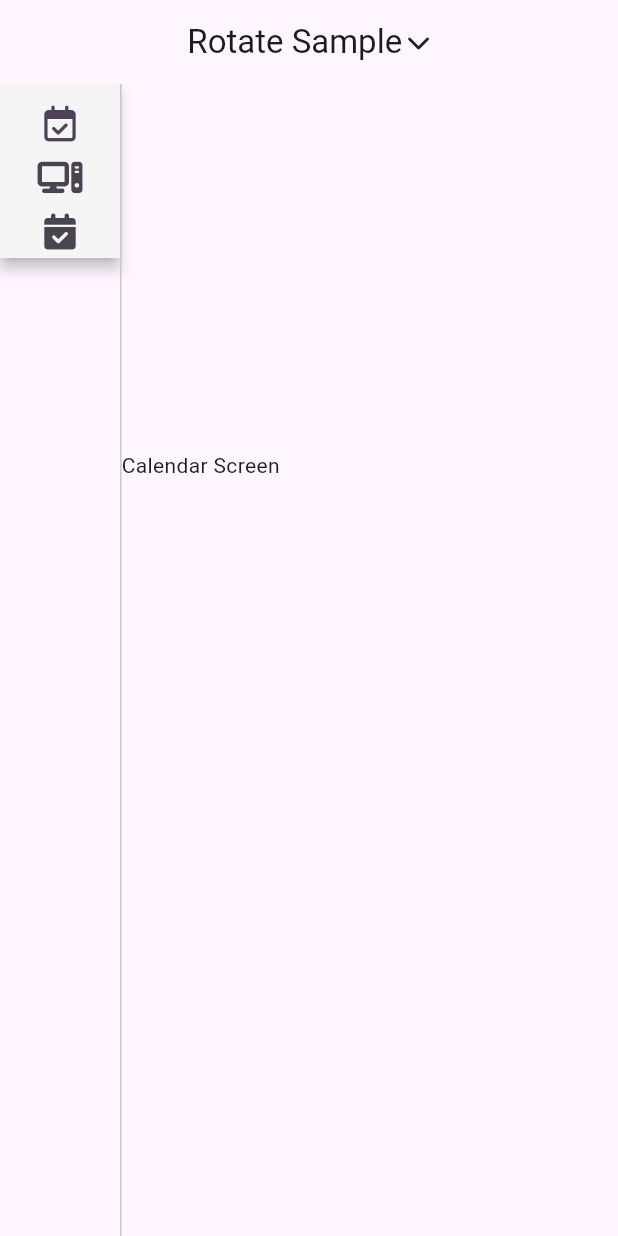
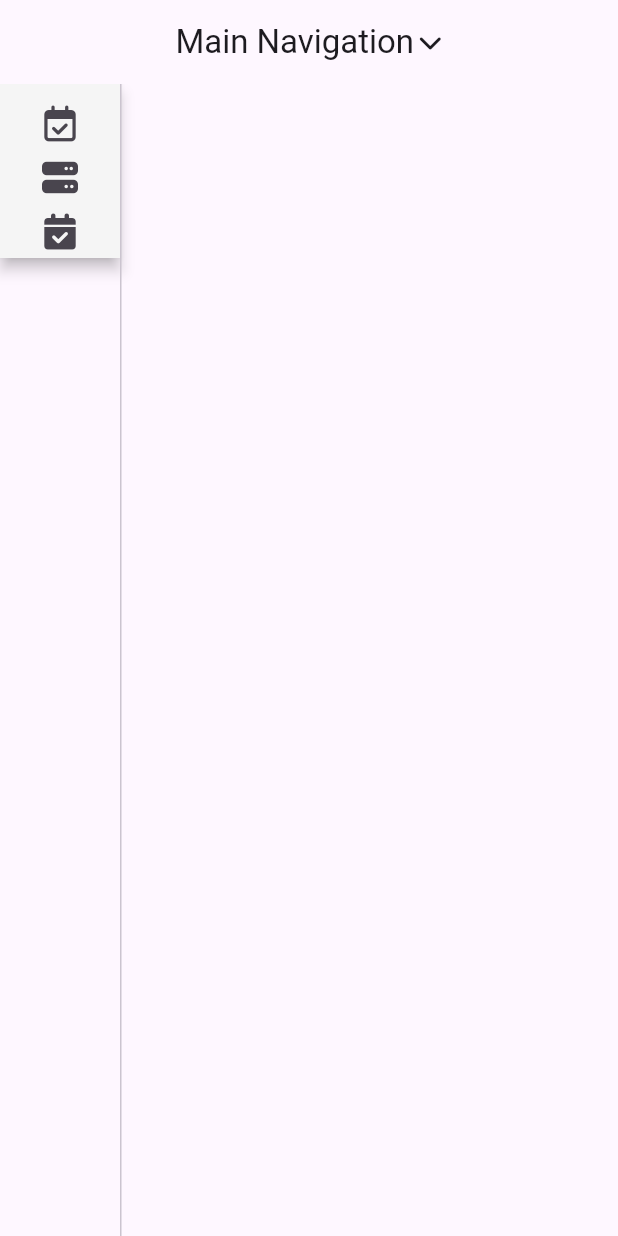
Before and after one commit to hanationeline/online, a Flutter app: the screen it shows after launch, on a phone screen of 412 x 824 dp. Run offline on Flutter 3.47's test engine with Material 3 defaults, Android fonts, the phone set to English and light mode, and no system bars; our stand-ins replace font_awesome_flutter, go_router, table_calendar.

Commit message:
캘린더 페이지 & sidebar & main_navi 수정

```diff
--- a/lib/main_navi.dart
+++ b/lib/main_navi.dart
@@ -1,5 +1,6 @@
 import 'package:flutter/material.dart';
 import 'package:font_awesome_flutter/font_awesome_flutter.dart';
+import 'package:oneline/calendar_screen.dart';
 import 'package:oneline/widgets/sidebar.dart';
 import 'package:go_router/go_router.dart';
 
@@ -14,24 +15,7 @@ class MainNavigationScreen extends StatefulWidget {
 
 class _MainNavigationScreenState extends State<MainNavigationScreen>
     with SingleTickerProviderStateMixin {
-  int _selectedIndex = 0;
-
-  void _onTap(int index) {
-    setState(() {
-      _selectedIndex = index;
-    });
-    switch (index) {
-      case 0:
-        context.go('/calendar');
-        break;
-      case 1:
-        context.go('/serverList');
-        break;
-      case 2:
-        context.go('/workSchedule');
-        break;
-    }
-  }
+  int _selectedIndex = -1;
 
   late final AnimationController _animationController = AnimationController(
     vsync: this,
@@ -43,7 +27,7 @@ class _MainNavigationScreenState extends State<MainNavigationScreen>
     end: 0.5,
   ).animate(_animationController);
 
-  late final Animation<Offset> _panalAnimation = Tween(
+  late final Animation<Offset> _panelAnimation = Tween(
     begin: const Offset(0, -5),
     end: Offset.zero,
   ).animate(_animationController);
@@ -56,27 +40,33 @@ class _MainNavigationScreenState extends State<MainNavigationScreen>
     }
   }
 
+  void _onSideNavTap(int index) {
+    setState(() {
+      _selectedIndex = index;
+    });
+    switch (index) {
+      case 0:
+        context.go('/mainnavi/calendar');
+        break;
+      default:
+        context.go('/mainnavi');
+        break;
+    }
+  }
+
   final List<Map<String, dynamic>> _tabs = [
     {
-      "title": "All activity",
-      "icon": FontAwesomeIcons.solidMessage,
+      "title": "Calendar",
+      "icon": FontAwesomeIcons.calendarCheck,
     },
     {
-      "title": "All activity",
-      "icon": FontAwesomeIcons.solidMessage,
+      "title": "Server List",
+      "icon": FontAwesomeIcons.server,
     },
     {
-      "title": "All activity",
-      "icon": FontAwesomeIcons.solidMessage,
+      "title": "Work Schedule",
+      "icon": FontAwesomeIcons.solidCalendarCheck,
     },
-    {
-      "title": "All activity",
-      "icon": FontAwesomeIcons.solidMessage,
-    },
-    {
-      "title": "All activity",
-      "icon": FontAwesomeIcons.solidMessage,
-    }
   ];
 
   @override
@@ -88,7 +78,7 @@ class _MainNavigationScreenState extends State<MainNavigationScreen>
           child: Row(
             mainAxisAlignment: MainAxisAlignment.center,
             children: [
-              const Text('Rotate Sample'),
+              const Text('Main Navigation'),
               const SizedBox(width: 3),
               RotationTransition(
                 turns: _animation,
@@ -105,21 +95,18 @@ class _MainNavigationScreenState extends State<MainNavigationScreen>
         children: [
           SideNavigationBar(
             selectedIndex: _selectedIndex,
-            onTap: _onTap,
+            onTap: _onSideNavTap,
           ),
           const VerticalDivider(
             thickness: 1,
             width: 1,
           ),
           Expanded(
-            child: Container(
             child: Stack(
               children: [
                 Offstage(
                   offstage: _selectedIndex != 0,
-                    child: Container(
-                      child: const Text('Calendar Screen'),
-                    ),
+                  child: const CalendarScreen(),
                 ),
                 Offstage(
                   offstage: _selectedIndex != 1,
@@ -134,7 +121,7 @@ class _MainNavigationScreenState extends State<MainNavigationScreen>
                   ),
                 ),
                 SlideTransition(
-                    position: _panalAnimation,
+                  position: _panelAnimation,
                   child: Container(
                     decoration: const BoxDecoration(
                       color: Colors.white,
@@ -159,13 +146,13 @@ class _MainNavigationScreenState extends State<MainNavigationScreen>
                                 Text(tab["title"]),
                               ],
                             ),
-                            )
+                            onTap: () => _onSideNavTap(_tabs.indexOf(tab)),
+                          ),
                       ],
                     ),
                   ),
-                  )
+                ),
               ],
-              ),
             ),
           ),
         ],
--- a/lib/router.dart
+++ b/lib/router.dart
@@ -9,9 +9,9 @@ final router = GoRouter(
       path: MainNavigationScreen.routeURL,
       name: MainNavigationScreen.routeName,
       builder: (context, state) => const MainNavigationScreen(),
-    ),
+      routes: [
         GoRoute(
-      path: '/calendar',
+          path: 'calendar',
           builder: (context, state) => const CalendarScreen(),
         ),
         // GoRoute(
@@ -23,4 +23,6 @@ final router = GoRouter(
         //   builder: (context, state) => WorkScheduleScreen(),
         // ),
       ],
+    ),
+  ],
 );
--- a/lib/widgets/sidebar.dart
+++ b/lib/widgets/sidebar.dart
@@ -1,6 +1,5 @@
 import 'package:flutter/material.dart';
 import 'package:font_awesome_flutter/font_awesome_flutter.dart';
-import 'package:go_router/go_router.dart';
 
 class SideNavigationBar extends StatelessWidget {
   final int selectedIndex;
@@ -26,20 +25,9 @@ class SideNavigationBar extends StatelessWidget {
             useIndicator: false,
             indicatorColor: Colors.teal.shade100,
             backgroundColor: Colors.grey.shade100,
-            selectedIndex: selectedIndex,
+            selectedIndex: selectedIndex == -1 ? null : selectedIndex,
             onDestinationSelected: (index) {
               onTap(index);
-              switch (index) {
-                case 0:
-                  context.go('/calendar');
-                  break;
-                case 1:
-                  context.go('/serverList');
-                  break;
-                case 2:
-                  context.go('/workSchedule');
-                  break;
-              }
             },
             destinations: const [
               NavigationRailDestination(
@@ -47,7 +35,7 @@ class SideNavigationBar extends StatelessWidget {
                 label: Text('Calendar'),
               ),
               NavigationRailDestination(
-                icon: FaIcon(FontAwesomeIcons.computer),
+                icon: FaIcon(FontAwesomeIcons.server),
                 label: Text('Server List'),
               ),
               NavigationRailDestination(
```
Lines whose indentation alone changed are shown as unchanged.
